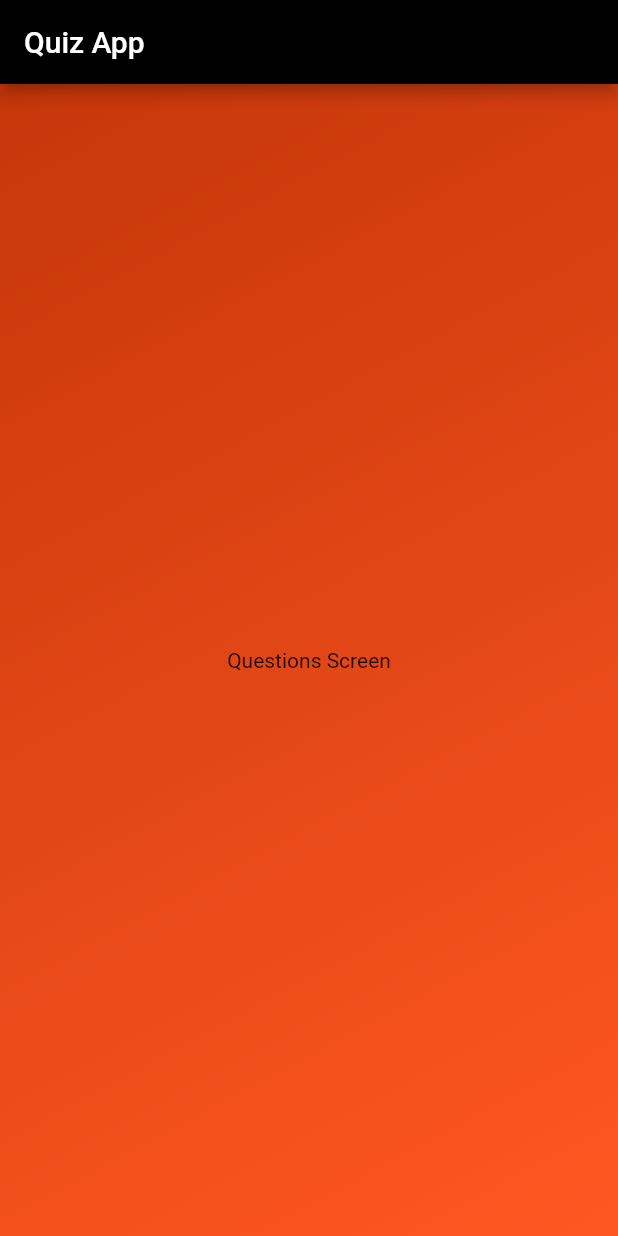
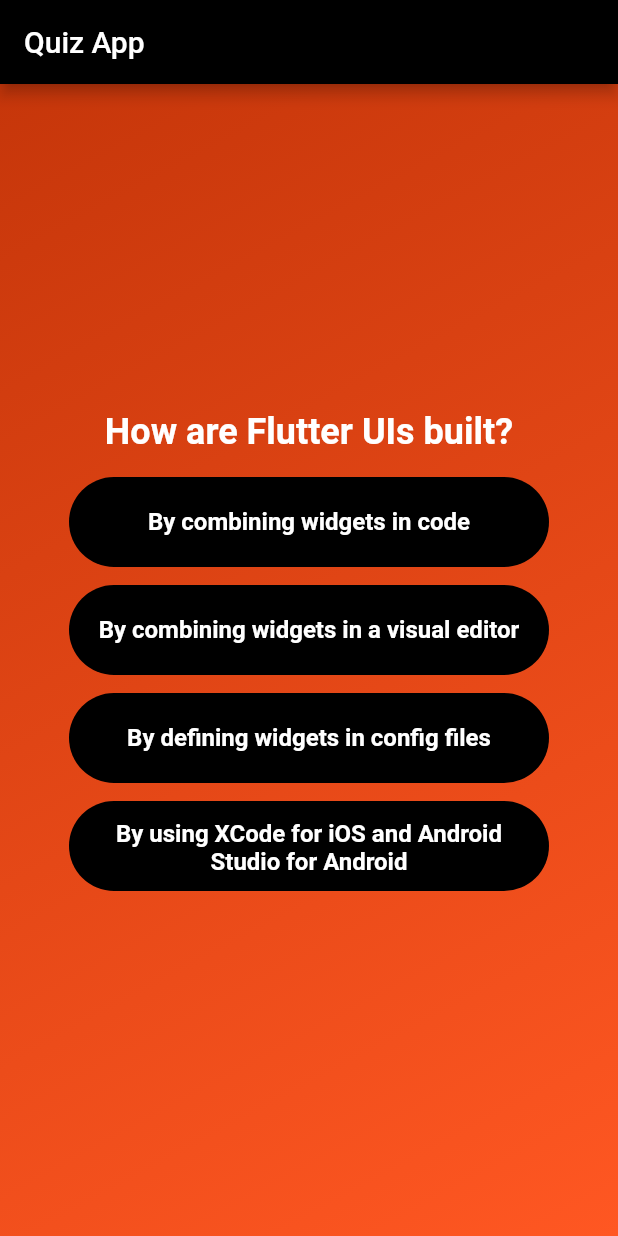
Before and after one commit to DevEverton/flutter-learning, a Flutter app: the screen it shows after launch, after a tap on "Start quiz", on a phone screen of 412 x 824 dp. Run offline on Flutter 3.47's test engine with Material 2 defaults, Android fonts, the phone set to English and light mode, and no system bars.

Commit message:
Built new button component, model and mock

```diff
--- /dev/null
+++ b/quiz_app/lib/mock/questions_mock.dart
@@ -0,0 +1,55 @@
+import 'package:quiz_app/model/question.dart';
+
+const questionsMock = [
+  Question(
+    'What are the main building blocks of Flutter UIs?',
+    [
+      'Widgets',
+      'Components',
+      'Blocks',
+      'Functions',
+    ],
+  ),
+  Question('How are Flutter UIs built?', [
+    'By combining widgets in code',
+    'By combining widgets in a visual editor',
+    'By defining widgets in config files',
+    'By using XCode for iOS and Android Studio for Android',
+  ]),
+  Question(
+    'What\'s the purpose of a StatefulWidget?',
+    [
+      'Update UI as data changes',
+      'Update data as UI changes',
+      'Ignore data changes',
+      'Render UI that does not depend on data',
+    ],
+  ),
+  Question(
+    'Which widget should you try to use more often: StatelessWidget or StatefulWidget?',
+    [
+      'StatelessWidget',
+      'StatefulWidget',
+      'Both are equally good',
+      'None of the above',
+    ],
+  ),
+  Question(
+    'What happens if you change data in a StatelessWidget?',
+    [
+      'The UI is not updated',
+      'The UI is updated',
+      'The closest StatefulWidget is updated',
+      'Any nested StatefulWidgets are updated',
+    ],
+  ),
+  Question(
+    'How should you update data inside of StatefulWidgets?',
+    [
+      'By calling setState()',
+      'By calling updateData()',
+      'By calling updateUI()',
+      'By calling updateState()',
+    ],
+  ),
+];
--- /dev/null
+++ b/quiz_app/lib/model/question.dart
@@ -0,0 +1,5 @@
+class Question {
+  final String text;
+  final List<String> answers;
+  const Question(this.text, this.answers);
+}
--- /dev/null
+++ b/quiz_app/lib/view/components/question_button.dart
@@ -0,0 +1,28 @@
+import 'package:flutter/material.dart';
+
+class QuestionButton extends StatelessWidget {
+  final String text;
+  final Function() onPressed;
+  const QuestionButton(
+      {super.key, required this.text, required this.onPressed});
+
+  @override
+  Widget build(context) {
+    return FilledButton(
+      onPressed: onPressed,
+      style: const ButtonStyle(
+        padding: MaterialStatePropertyAll(
+          EdgeInsets.all(12),
+        ),
+        fixedSize: MaterialStatePropertyAll(Size(320, 60)),
+        backgroundColor: MaterialStatePropertyAll(Colors.black),
+      ),
+      child: Text(
+        textAlign: TextAlign.center,
+        text,
+        style: const TextStyle(
+            color: Colors.white, fontWeight: FontWeight.bold, fontSize: 16),
+      ),
+    );
+  }
+}
--- a/quiz_app/lib/view/screens/questions.dart
+++ b/quiz_app/lib/view/screens/questions.dart
@@ -1,5 +1,7 @@
 import 'package:flutter/material.dart';
 import 'package:quiz_app/view/components/quiz_background.dart';
+import '../components/question_button.dart';
+import 'package:quiz_app/mock/questions_mock.dart';
 
 class Questions extends StatefulWidget {
   const Questions({super.key});
@@ -9,11 +11,34 @@ class Questions extends StatefulWidget {
 }
 
 class _QuestionsState extends State<Questions> {
+  var question = questionsMock[1];
   @override
   Widget build(BuildContext context) {
-    return const QuizBackground(
-        child: Center(
-      child: Text("Questions Screen"),
-    ));
+    return QuizBackground(
+      child: Center(
+        child: Column(
+          mainAxisSize: MainAxisSize.min,
+          children: [
+            Text(
+              textAlign: TextAlign.center,
+              question.text,
+              style: const TextStyle(
+                  color: Colors.white,
+                  fontWeight: FontWeight.bold,
+                  fontSize: 24),
+            ),
+            const SizedBox(height: 16),
+            QuestionButton(text: question.answers[0], onPressed: () {}),
+            const SizedBox(height: 12),
+            QuestionButton(text: question.answers[1], onPressed: () {}),
+            const SizedBox(height: 12),
+            QuestionButton(text: question.answers[2], onPressed: () {}),
+            const SizedBox(height: 12),
+            QuestionButton(text: question.answers[3], onPressed: () {}),
+            const SizedBox(height: 12),
+          ],
+        ),
+      ),
+    );
   }
 }
--- a/quiz_app/lib/view/screens/quiz.dart
+++ b/quiz_app/lib/view/screens/quiz.dart
@@ -10,18 +10,22 @@ class Quiz extends StatefulWidget {
 }
 
 class _QuizState extends State<Quiz> {
-  late Widget activeScreen = Home(onPressed: switchScreen);
+  var activeScreen = "home-screen";
 
   void switchScreen() {
     setState(() {
-      activeScreen = const Questions();
+      activeScreen = "questions-screen";
     });
   }
 
   @override
   Widget build(context) {
+    final screenWidget = activeScreen == "home-screen"
+        ? Home(onPressed: switchScreen)
+        : const Questions();
+
     return MaterialApp(
-      home: activeScreen,
+      home: screenWidget,
     );
   }
 }
```
